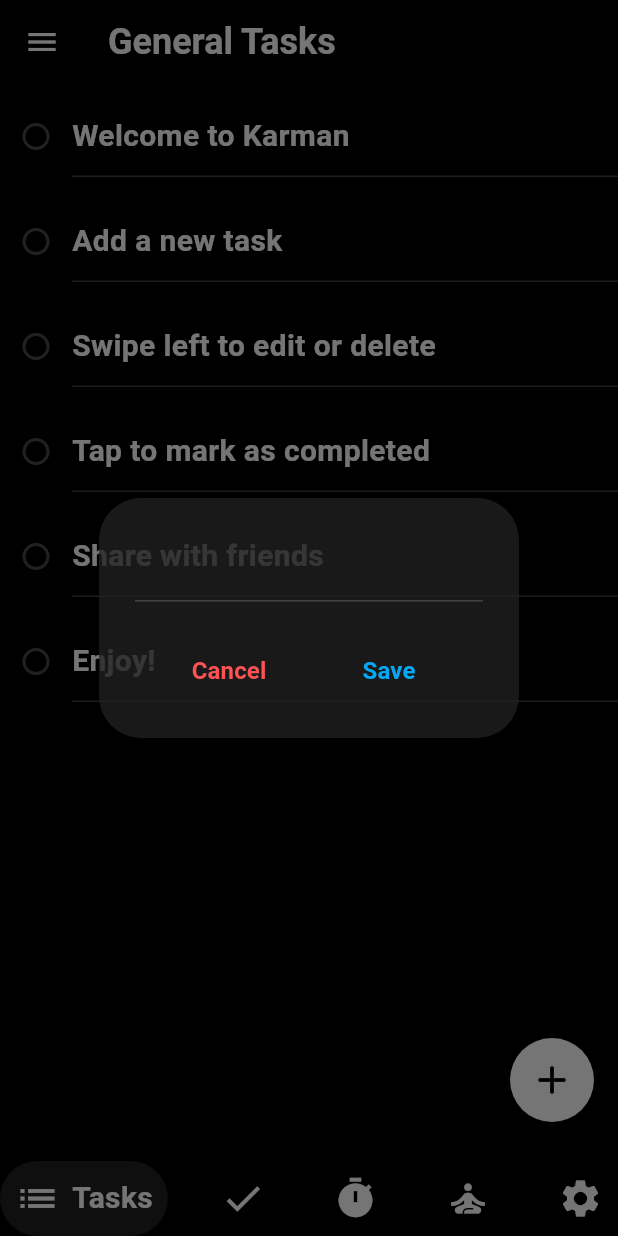
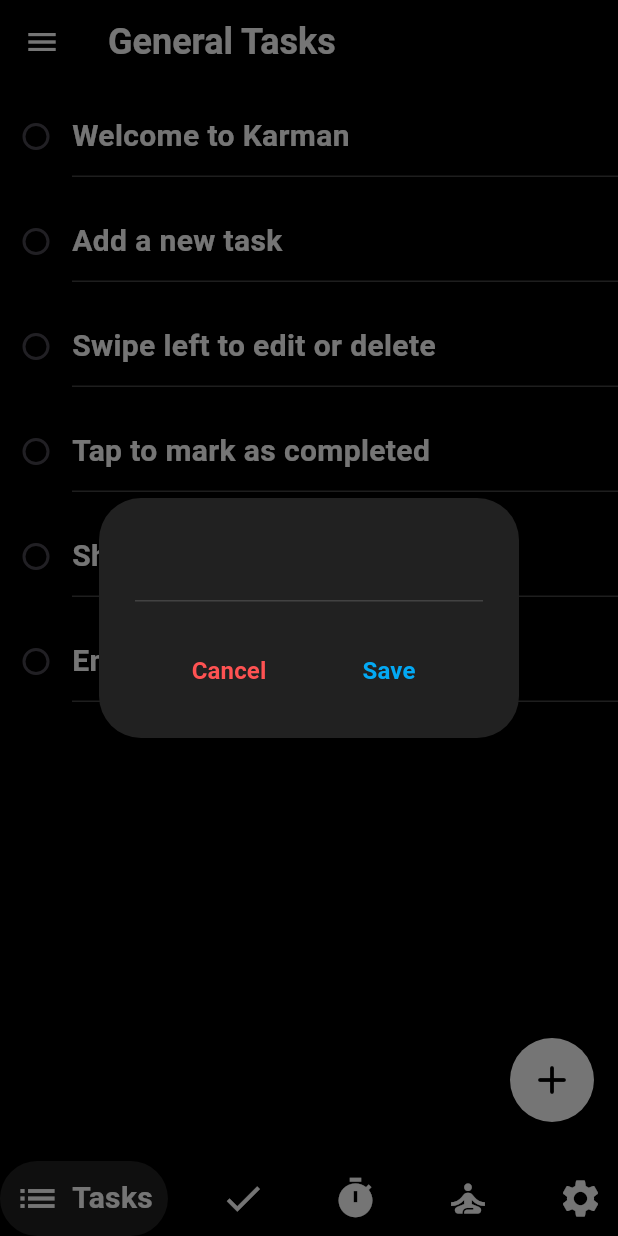
Before and after one commit to marvinlix/karman, a Flutter app: the screen it shows after launch, after a tap on the "add" icon, on a phone screen of 412 x 824 dp. Run offline on Flutter 3.47's test engine with Material 3 defaults, Android fonts, the phone set to English and light mode, and no system bars; drawn by our look-alikes of flutter_slidable, google_nav_bar; our stand-ins replace hive, hive_flutter; accounts and stored records are empty.

Commit message:
Refactor FolderTile onTap handling and update task dialog background color

```diff
--- a/karman_app/lib/components/folder_tile.dart
+++ b/karman_app/lib/components/folder_tile.dart
@@ -20,7 +20,7 @@
   @override
   Widget build(BuildContext context) {
     return InkWell(
-      onTap: onTap,  // Add this line
+      onTap: onTap,
       child: Padding(
         padding: const EdgeInsets.symmetric(vertical: 8.0),
         child: Slidable(
--- a/karman_app/lib/components/task_dialog.dart
+++ b/karman_app/lib/components/task_dialog.dart
@@ -16,7 +16,7 @@
   @override
   Widget build(BuildContext context) {
     return AlertDialog(
-      backgroundColor: Color.fromARGB(191, 33, 33, 33),
+      backgroundColor: Colors.grey[900],
       content: SizedBox(
         height: 120,
         child: Column(
--- a/karman_app/lib/pages/home_page.dart
+++ b/karman_app/lib/pages/home_page.dart
@@ -6,7 +6,6 @@
 import 'package:karman_app/pages/settings_page.dart';
 import 'package:karman_app/pages/tasks_page.dart';
 import 'package:karman_app/pages/zen_page.dart';
-import 'package:salomon_bottom_bar/salomon_bottom_bar.dart';
 
 class HomePage extends StatefulWidget {
   final KarmanDataBase db;
@@ -96,7 +95,7 @@
               text: 'Settings',
             ),
           ],
-          selectedIndex: _onItemTapped(0),
+          onTabChange: _onItemTapped,
         ),
       ),
     );
```
